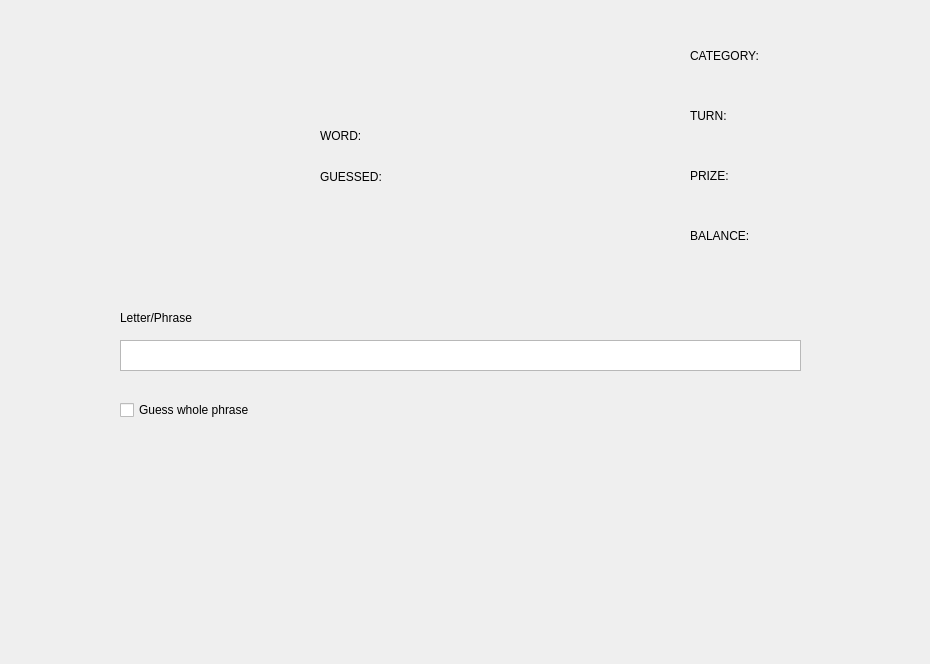
Above: gui/Wheel.ui from NeutronBlast/Wheel-of-Fortune before the change. Below: the same form after it.
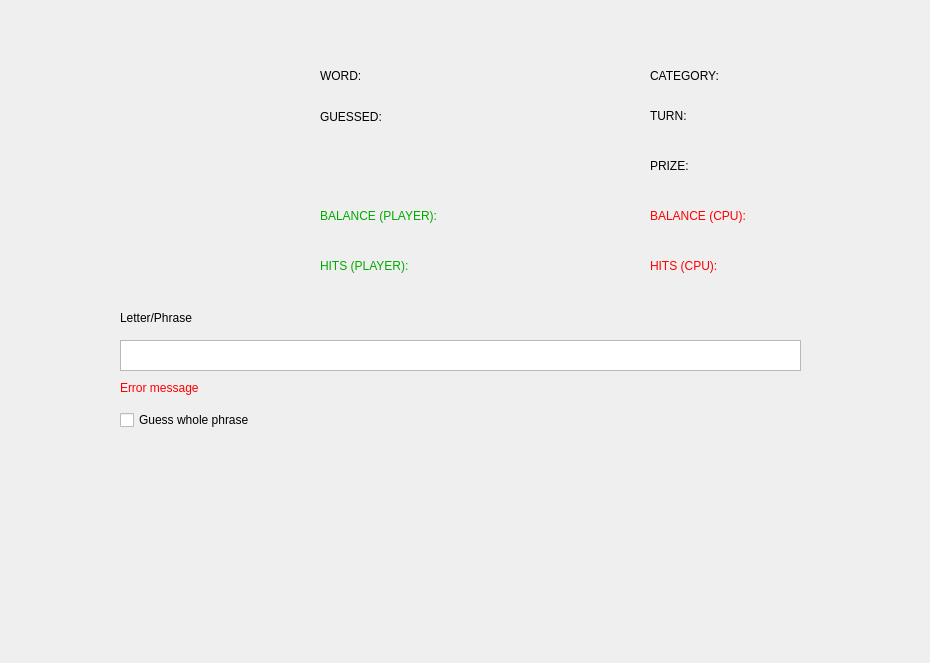
That is the form after the change. Icons and pictures are not drawn.

Diff of the .ui file:
```diff
--- a/gui/Wheel.ui
+++ b/gui/Wheel.ui
@@ -7,7 +7,7 @@
     <x>0</x>
     <y>0</y>
     <width>930</width>
-    <height>664</height>
+    <height>663</height>
    </rect>
   </property>
   <property name="windowTitle">
@@ -32,8 +32,8 @@
   <widget class="QLabel" name="prize_l">
    <property name="geometry">
     <rect>
-     <x>690</x>
-     <y>150</y>
+     <x>650</x>
+     <y>140</y>
      <width>141</width>
      <height>51</height>
     </rect>
@@ -45,8 +45,8 @@
   <widget class="QLabel" name="spin_btn">
    <property name="geometry">
     <rect>
-     <x>290</x>
-     <y>40</y>
+     <x>440</x>
+     <y>440</y>
      <width>181</width>
      <height>51</height>
     </rect>
@@ -72,7 +72,7 @@
    <property name="geometry">
     <rect>
      <x>320</x>
-     <y>100</y>
+     <y>40</y>
      <width>321</width>
      <height>71</height>
     </rect>
@@ -84,8 +84,8 @@
   <widget class="QLabel" name="cat_l">
    <property name="geometry">
     <rect>
-     <x>690</x>
-     <y>20</y>
+     <x>650</x>
+     <y>40</y>
      <width>181</width>
      <height>71</height>
     </rect>
@@ -110,7 +110,7 @@
   <widget class="QLabel" name="turn_l">
    <property name="geometry">
     <rect>
-     <x>690</x>
+     <x>650</x>
      <y>90</y>
      <width>141</width>
      <height>51</height>
@@ -124,7 +124,7 @@
    <property name="geometry">
     <rect>
      <x>120</x>
-     <y>400</y>
+     <y>410</y>
      <width>151</width>
      <height>20</height>
     </rect>
@@ -153,9 +153,9 @@
    <property name="geometry">
     <rect>
      <x>320</x>
-     <y>170</y>
-     <width>321</width>
-     <height>101</height>
+     <y>110</y>
+     <width>291</width>
+     <height>81</height>
     </rect>
    </property>
    <property name="text">
@@ -171,14 +171,81 @@
   <widget class="QLabel" name="balance_l">
    <property name="geometry">
     <rect>
-     <x>690</x>
-     <y>210</y>
+     <x>320</x>
+     <y>190</y>
      <width>141</width>
      <height>51</height>
     </rect>
    </property>
+   <property name="styleSheet">
+    <string notr="true">color: rgb(0, 170, 0)</string>
+   </property>
    <property name="text">
-    <string>BALANCE:</string>
+    <string>BALANCE (PLAYER):</string>
+   </property>
+  </widget>
+  <widget class="QLabel" name="letter_error_msg">
+   <property name="geometry">
+    <rect>
+     <x>120</x>
+     <y>380</y>
+     <width>661</width>
+     <height>16</height>
+    </rect>
+   </property>
+   <property name="styleSheet">
+    <string notr="true">color: rgb(255, 0, 0)</string>
+   </property>
+   <property name="text">
+    <string>Error message</string>
+   </property>
+  </widget>
+  <widget class="QLabel" name="balance_l_cpu">
+   <property name="geometry">
+    <rect>
+     <x>650</x>
+     <y>190</y>
+     <width>141</width>
+     <height>51</height>
+    </rect>
+   </property>
+   <property name="styleSheet">
+    <string notr="true">color:rgb(255, 0, 0)</string>
+   </property>
+   <property name="text">
+    <string>BALANCE (CPU):</string>
+   </property>
+  </widget>
+  <widget class="QLabel" name="hits_l">
+   <property name="geometry">
+    <rect>
+     <x>320</x>
+     <y>240</y>
+     <width>141</width>
+     <height>51</height>
+    </rect>
+   </property>
+   <property name="styleSheet">
+    <string notr="true">color: rgb(0, 170, 0)</string>
+   </property>
+   <property name="text">
+    <string>HITS (PLAYER):</string>
+   </property>
+  </widget>
+  <widget class="QLabel" name="hits_l_cpu">
+   <property name="geometry">
+    <rect>
+     <x>650</x>
+     <y>240</y>
+     <width>141</width>
+     <height>51</height>
+    </rect>
+   </property>
+   <property name="styleSheet">
+    <string notr="true">color:rgb(255, 0, 0)</string>
+   </property>
+   <property name="text">
+    <string>HITS (CPU):</string>
    </property>
   </widget>
  </widget>
```
